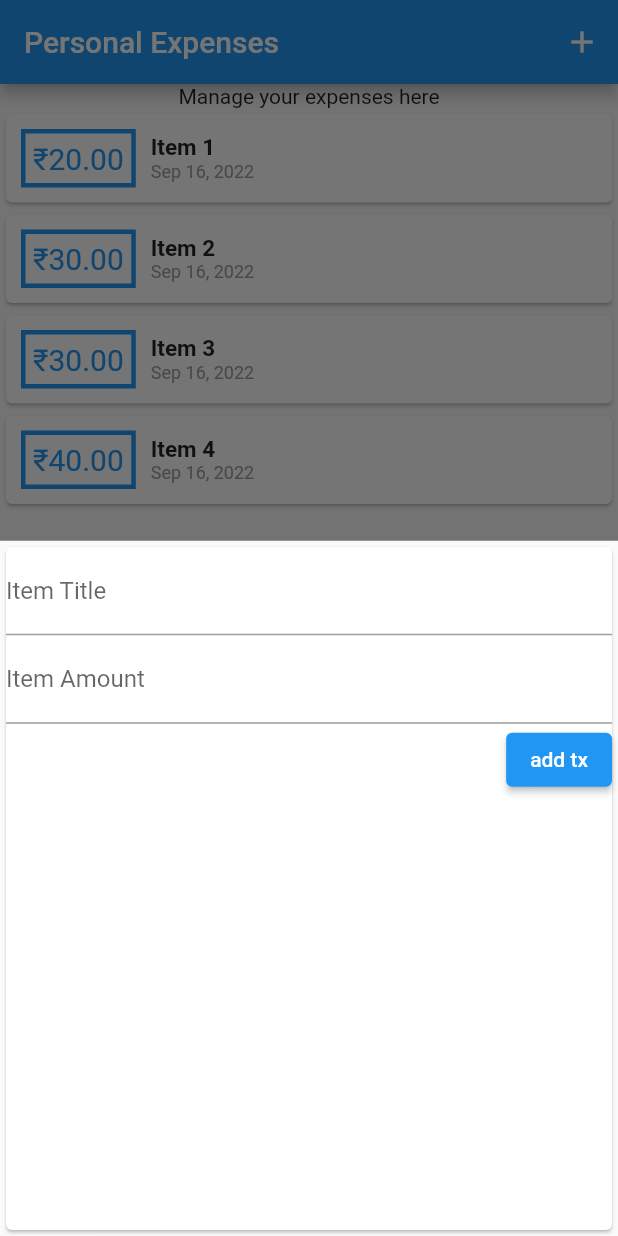
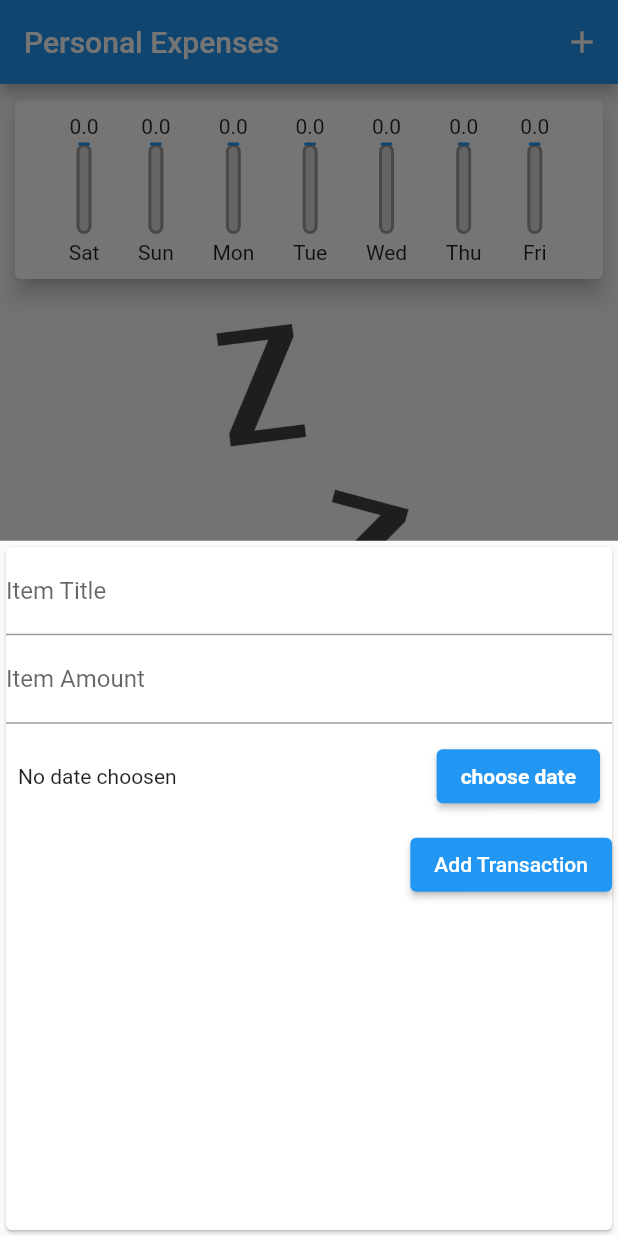
Before and after one commit to Grey-Rabbit002/Flutter, a Flutter app: the screen it shows after launch, after a tap on the "add" icon, on a phone screen of 412 x 824 dp. Run offline on Flutter 3.47's test engine with Material 2 defaults, Android fonts, the phone set to English and light mode, and no system bars.

Commit message:
Personal Expenses app finalised

```diff
--- a/personal_expenses/lib/main.dart
+++ b/personal_expenses/lib/main.dart
@@ -1,5 +1,6 @@
 import 'package:flutter/material.dart';
 import 'package:personal_expenses/models/transactions.dart';
+import 'package:personal_expenses/widgets/chart.dart';
 import 'package:personal_expenses/widgets/newTransaction.dart';
 import 'package:personal_expenses/widgets/transactionList.dart';
 
@@ -11,6 +12,7 @@ class App extends StatelessWidget {
   @override
   Widget build(BuildContext context) {
     return MaterialApp(
+      // theme: ThemeData(primarySwatch: Colors.teal),
       title: 'Flutter App',
       home: MyHomePage(),
     );
@@ -24,18 +26,24 @@ class MyHomePage extends StatefulWidget {
 
 class _MyHomePageState extends State<MyHomePage> {
   final List<Transaction> userTransactions = [
-    Transaction(id: "1", title: "Item 1", amount: 20.00, date: DateTime.now()),
-    Transaction(id: "2", title: "Item 2", amount: 30.00, date: DateTime.now()),
-    Transaction(id: "3", title: "Item 3", amount: 30.00, date: DateTime.now()),
-    Transaction(id: "4", title: "Item 4", amount: 40.00, date: DateTime.now())
+    // Transaction(id: "1", title: "Item 1", amount: 20.00, date: DateTime.now()),
+    // Transaction(id: "2", title: "Item 2", amount: 30.00, date: DateTime.now()),
+    // Transaction(id: "3", title: "Item 3", amount: 30.00, date: DateTime.now()),
+    // Transaction(id: "4", title: "Item 4", amount: 40.00, date: DateTime.now())
   ];
+  List<Transaction> get recentTransaction {
+    return userTransactions.where((element) {
+      return element.date.isAfter(DateTime.now().subtract(Duration(days: 7)));
+    }).toList();
+  }
 
-  void adduserTransaction(String txtitle, double txamount) {
+  void adduserTransaction(
+      String txtitle, double txamount, DateTime chosenDate) {
     final newtx = Transaction(
         id: DateTime.now().toString(),
         title: txtitle,
         amount: txamount,
-        date: DateTime.now());
+        date: chosenDate);
 
     setState(() {
       userTransactions.add(newtx);
@@ -51,9 +59,17 @@ class _MyHomePageState extends State<MyHomePage> {
         });
   }
 
+  void deleteTransaction(String id) {
+    setState(() {
+      userTransactions.removeWhere((element) => element.id == id);
+    });
+  }
+
   Widget build(BuildContext context) {
     return MaterialApp(
-      theme: ThemeData(primarySwatch: Colors.blue),
+      theme: ThemeData(
+        primarySwatch: Colors.blue,
+      ),
       home: Scaffold(
         appBar: AppBar(
           title: const Text("Personal Expenses"),
@@ -69,10 +85,14 @@ class _MyHomePageState extends State<MyHomePage> {
           child: Column(
             // mainAxisAlignment: MainAxisAlignment.spaceAround,
             children: <Widget>[
-              Container(
-                child: const Text("Manage your expenses here"),
+              Chart(
+                (recentTransaction),
               ),
-              TransactionList(userTransactions),
+              const SizedBox(
+                height: 20,
+                width: double.infinity,
+              ),
+              TransactionList(userTransactions, deleteTransaction),
             ],
           ),
         ),
--- /dev/null
+++ b/personal_expenses/lib/widgets/chart.dart
@@ -0,0 +1,59 @@
+import 'package:flutter/material.dart';
+import 'package:personal_expenses/models/transactions.dart';
+import 'package:intl/intl.dart';
+import 'package:personal_expenses/widgets/chart_bar.dart';
+
+class Chart extends StatelessWidget {
+  final List<Transaction> recentTransactions;
+  Chart(this.recentTransactions, {super.key});
+
+  List<Map<String, Object>> get groupedRecentTransactions {
+    return List.generate(7, (index) {
+      final weekDay = DateTime.now().subtract(Duration(days: index));
+      double totalSum = 0;
+      for (var i = 0; i < recentTransactions.length; ++i) {
+        if (recentTransactions[i].date.day == weekDay.day &&
+            recentTransactions[i].date.month == weekDay.month &&
+            recentTransactions[i].date.year == weekDay.year) {
+          totalSum += recentTransactions[i].amount;
+        }
+      }
+      return {
+        'day': DateFormat.E().format(weekDay),
+        'amount': totalSum,
+      };
+    }).reversed.toList();
+  }
+
+  double get maxSpending {
+    return groupedRecentTransactions.fold(0.0, (sum, element) {
+      return (sum + (element['amount'] as double));
+    });
+  }
+
+  @override
+  Widget build(BuildContext context) {
+    return Card(
+      elevation: 6,
+      margin: EdgeInsets.all(10),
+      child: Container(
+        margin: EdgeInsets.all(10),
+        child: Row(
+          mainAxisAlignment: MainAxisAlignment.spaceEvenly,
+          children: groupedRecentTransactions.map((data) {
+            return Flexible(
+              fit: FlexFit.loose,
+              child: chartBar(
+                label: data['day'].toString(),
+                spentAmount: data['amount'] as double,
+                totalPctSpent: maxSpending == 0
+                    ? 0.0
+                    : ((data['amount'] as double) / maxSpending),
+              ),
+            );
+          }).toList(),
+        ),
+      ),
+    );
+  }
+}
--- /dev/null
+++ b/personal_expenses/lib/widgets/chart_bar.dart
@@ -0,0 +1,53 @@
+import 'package:flutter/material.dart';
+
+class chartBar extends StatelessWidget {
+  final String label;
+  final double spentAmount;
+  final double totalPctSpent;
+  chartBar(
+      {required this.label,
+      required this.spentAmount,
+      required this.totalPctSpent,
+      super.key});
+
+  @override
+  Widget build(BuildContext context) {
+    return Column(
+      children: [
+        FittedBox(child: Text(spentAmount.toStringAsFixed(1))),
+        SizedBox(
+          height: 4,
+        ),
+        Container(
+          height: 60,
+          width: 10,
+          child: Stack(
+            children: [
+              Container(
+                decoration: BoxDecoration(
+                  border: Border.all(color: Colors.grey, width: 2),
+                  color: Color.fromRGBO(220, 220, 220, 1),
+                  borderRadius: BorderRadius.circular(20),
+                ),
+              ),
+              FractionallySizedBox(
+                heightFactor: totalPctSpent,
+                child: Container(
+                    decoration: BoxDecoration(
+                  border: Border.all(
+                      color: Theme.of(context).primaryColor, width: 2),
+                  color: Theme.of(context).primaryColor,
+                  borderRadius: BorderRadius.circular(20),
+                )),
+              ),
+            ],
+          ),
+        ),
+        SizedBox(
+          height: 4,
+        ),
+        Text(label),
+      ],
+    );
+  }
+}
--- a/personal_expenses/lib/widgets/newTransaction.dart
+++ b/personal_expenses/lib/widgets/newTransaction.dart
@@ -1,4 +1,5 @@
 import 'package:flutter/material.dart';
+import 'package:intl/intl.dart';
 
 class NewTransaction extends StatefulWidget {
   final Function addtx;
@@ -10,7 +11,7 @@ class NewTransaction extends StatefulWidget {
 
 class _NewTransactionState extends State<NewTransaction> {
   final titleController = TextEditingController();
-
+  DateTime? selectedDate = DateTime.parse('0000-00-00');
   final amountController = TextEditingController();
 
   void submitData() {
@@ -19,9 +20,22 @@ class _NewTransactionState extends State<NewTransaction> {
     if (enteredTitle.isEmpty || enteredAmount <= 0) {
       return;
     } else {
-      widget.addtx(enteredTitle, enteredAmount);
+      widget.addtx(enteredTitle, enteredAmount, selectedDate);
     }
     Navigator.of(context).pop();
+  }
+
+  void presentDatePicker() {
+    showDatePicker(
+            context: context,
+            initialDate: DateTime.now(),
+            firstDate: DateTime(2022),
+            lastDate: DateTime.now())
+        .then((pickeddate) {
+      setState(() {
+        selectedDate = pickeddate;
+      });
+    });
   }
 
   @override
@@ -43,7 +57,29 @@ class _NewTransactionState extends State<NewTransaction> {
             controller: amountController,
             onSubmitted: (_) => submitData,
           ),
-          ElevatedButton(onPressed: submitData, child: const Text("add tx")),
+          Container(
+            height: 70,
+            child: Container(
+              margin: EdgeInsets.symmetric(horizontal: 8, vertical: 5),
+              child: Row(
+                mainAxisAlignment: MainAxisAlignment.spaceBetween,
+                children: [
+                  Text(selectedDate == DateTime.parse('0000-00-00')
+                      ? 'No date choosen'
+                      : 'Picked Date : ${DateFormat.yMMM().format(selectedDate!)}   '),
+                  ElevatedButton(
+                    onPressed: presentDatePicker,
+                    child: const Text(
+                      "choose date",
+                      style: TextStyle(fontWeight: FontWeight.bold),
+                    ),
+                  )
+                ],
+              ),
+            ),
+          ),
+          ElevatedButton(
+              onPressed: submitData, child: const Text("Add Transaction")),
         ],
       ),
     );
--- a/personal_expenses/lib/widgets/transactionList.dart
+++ b/personal_expenses/lib/widgets/transactionList.dart
@@ -5,45 +5,47 @@ import 'package:personal_expenses/models/transactions.dart';
 
 class TransactionList extends StatelessWidget {
   final List<Transaction> transactions;
-  TransactionList(this.transactions);
+  final Function deletetx;
+  TransactionList(this.transactions, this.deletetx);
   @override
   Widget build(BuildContext context) {
     return Container(
       height: 334,
-      child: ListView(
-        children: transactions.map((tx) {
-          return Card(
-            child: Row(
+      child: transactions.isEmpty
+          ? Column(
               children: [
                 Container(
-                  decoration: BoxDecoration(
-                      // color: Colors.blue,
-                      border: Border.all(color: Colors.blue, width: 3)),
-                  margin: const EdgeInsets.all(10),
-                  padding: const EdgeInsets.all(5),
-                  child: Text(
-                    NumberFormat.simpleCurrency(locale: 'pa', decimalDigits: 2)
-                        .format(tx.amount),
-                    style: const TextStyle(color: Colors.blue, fontSize: 20),
+                  height: 300,
+                  child: Image.asset(
+                    "images/waiting.png",
+                    // height: 300,
+                    fit: BoxFit.cover,
+                    // alignment: Ali,
                   ),
                 ),
-                Column(
-                  crossAxisAlignment: CrossAxisAlignment.start,
-                  children: [
-                    Text(
-                      tx.title,
-                      style: const TextStyle(
-                          fontWeight: FontWeight.bold, fontSize: 15),
+              ],
+            )
+          : ListView(
+              children: transactions.map((tx) {
+                return Card(
+                  elevation: 5,
+                  margin: EdgeInsets.symmetric(vertical: 8, horizontal: 6),
+                  child: ListTile(
+                    leading: CircleAvatar(
+                      radius: 30,
+                      child: FittedBox(child: Text('${tx.amount}')),
                     ),
-                    Text(DateFormat.yMMMd().format(tx.date),
-                        style: TextStyle(color: Colors.grey, fontSize: 12))
-                  ],
-                ),
-              ],
+                    title: Text(tx.title),
+                    subtitle: Text(DateFormat.yMMMd().format(tx.date)),
+                    trailing: IconButton(
+                      onPressed: () => deletetx(tx.id),
+                      icon: Icon(Icons.delete),
+                      color: Colors.red,
+                    ),
+                  ),
+                );
+              }).toList(),
             ),
-          );
-        }).toList(),
-      ),
     );
   }
 }
```
Also changed, not shown: personal_expenses/pubspec.yaml (+14 -7 lines), personal_expenses/fonts/OpenSans-Bold.ttf (added), personal_expenses/fonts/OpenSans-Regular.ttf (added), personal_expenses/fonts/Quicksand-Bold.ttf (added), personal_expenses/fonts/Quicksand-Light.ttf (added), personal_expenses/fonts/Quicksand-Medium.ttf (added), personal_expenses/fonts/Quicksand-Regular.ttf (added), personal_expenses/images/waiting.png (added).
